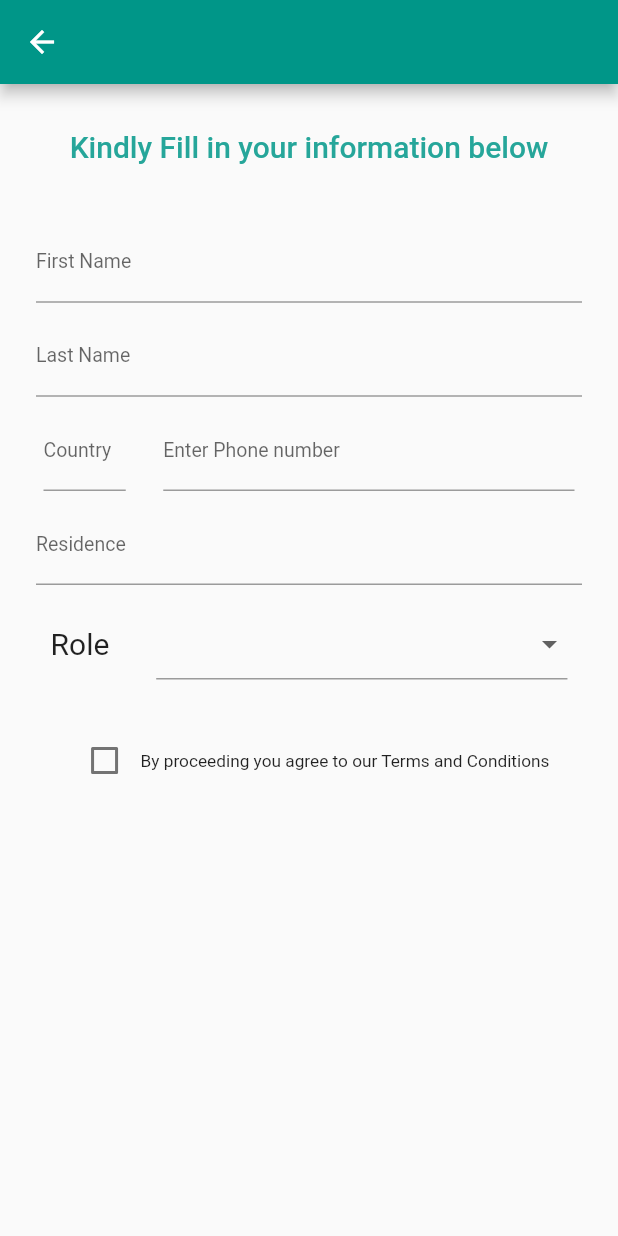
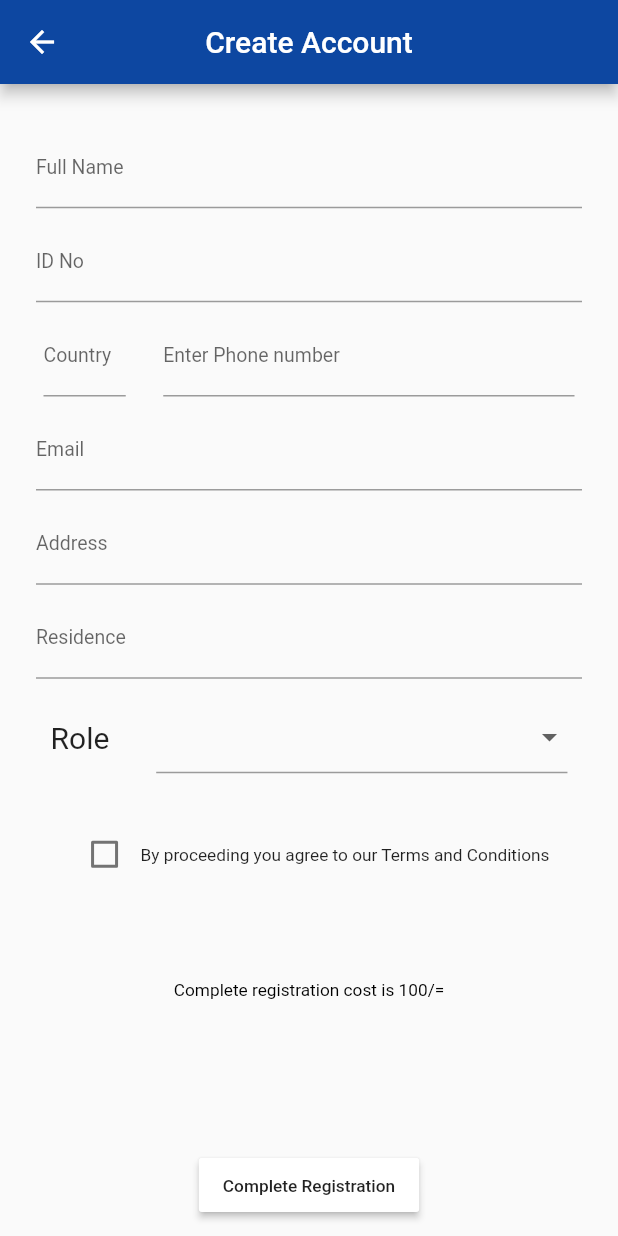
Before and after one commit to CreamyMilk/protoz, a Flutter app: the MyHomePage screen opened by its route, after a tap on "Register as member", on a phone screen of 412 x 824 dp. Run offline on Flutter 3.47's test engine with Material 2 defaults, Android fonts, the phone set to English and light mode, and no system bars; our stand-ins replace flutter_speed_dial; network calls fail.

Commit message:
👋add buy sell and colourfulList Login Hero

```diff
--- a/lib/main.dart
+++ b/lib/main.dart
@@ -19,7 +19,7 @@ class MyApp extends StatelessWidget {
               fontSizeFactor: 0.75,
               fontSizeDelta: 1.0,
             ),
-        primaryColor: Colors.teal,
+        primaryColor: Colors.blue[900],
         accentColor: Colors.black54,
       ),
       darkTheme: ThemeData(
@@ -27,7 +27,7 @@ class MyApp extends StatelessWidget {
               fontSizeFactor: 0.75,
               fontSizeDelta: 1.0,
             ),
-        primaryColor: Colors.black,
+        primaryColor: Colors.teal,
         accentColor: Colors.amber,
       ),
       onGenerateRoute: RouteGenerator.generateRoute,
--- a/lib/pages/register.dart
+++ b/lib/pages/register.dart
@@ -32,16 +32,19 @@ class _RegisterPageState extends State<RegisterPage> {
   @override
   Widget build(BuildContext context) {
     return Scaffold(
-      appBar: AppBar(),
+      appBar: AppBar(
+        centerTitle: true,
+        title: Text("Create Account"),
+      ),
       body: Column(
         children: [
           SizedBox(height: 30),
-          Text("Kindly Fill in your information below",
-              style: TextStyle(
-                  fontWeight: FontWeight.w500,
-                  fontSize: 20,
-                  color: Colors.teal[400])),
-          SizedBox(height: 40),
+          // Text("Kindly Fill in your information below",
+          //     style: TextStyle(
+          //         fontWeight: FontWeight.w500,
+          //         fontSize: 20,
+          //         color: Colors.teal[400])),
+          // SizedBox(height: 40),
           Container(
             padding: EdgeInsets.only(left: 24.0, right: 24.0),
             child: TextFormField(
@@ -53,7 +56,7 @@ class _RegisterPageState extends State<RegisterPage> {
                 }
               },
               decoration: const InputDecoration(
-                labelText: 'First Name',
+                labelText: 'Full Name',
                 focusedBorder: UnderlineInputBorder(
                     borderSide: BorderSide(color: Colors.teal)),
               ),
@@ -75,22 +78,19 @@ class _RegisterPageState extends State<RegisterPage> {
                 focusColor: Colors.teal,
                 focusedBorder: UnderlineInputBorder(
                     borderSide: BorderSide(color: Colors.teal)),
-                labelText: 'Last Name',
+                labelText: 'ID No',
               ),
               maxLines: 1,
             ),
           ),
                     SizedBox(height: 10),
+          buildContainer(),
+
+          SizedBox(height: 10),
+
                     Container(
             padding: EdgeInsets.only(left: 24.0, right: 24.0),
-            child: Row(
-                mainAxisAlignment: MainAxisAlignment.spaceAround,
-                children: [
-                  SizedBox(width: 5),
-                  Flexible(
-                    flex: 2,
             child: TextFormField(
-                      keyboardType: TextInputType.datetime,
               validator: (value) {
                 if (value.isEmpty) {
                   return "Required";
@@ -99,18 +99,18 @@ class _RegisterPageState extends State<RegisterPage> {
                 }
               },
               decoration: const InputDecoration(
-                        labelText: 'Country',
+                focusColor: Colors.teal,
                 focusedBorder: UnderlineInputBorder(
                     borderSide: BorderSide(color: Colors.teal)),
+                labelText: 'Email',
               ),
               maxLines: 1,
             ),
           ),
-                  SizedBox(width: 25),
-                  Flexible(
-                    flex: 10,
+          SizedBox(height: 10),
+                    Container(
+            padding: EdgeInsets.only(left: 24.0, right: 24.0),
             child: TextFormField(
-                      keyboardType: TextInputType.datetime,
               validator: (value) {
                 if (value.isEmpty) {
                   return "Required";
@@ -119,15 +119,13 @@ class _RegisterPageState extends State<RegisterPage> {
                 }
               },
               decoration: const InputDecoration(
-                        labelText: 'Enter Phone number',
+                focusColor: Colors.teal,
                 focusedBorder: UnderlineInputBorder(
                     borderSide: BorderSide(color: Colors.teal)),
+                labelText: 'Address',
               ),
               maxLines: 1,
             ),
-                  ),
-                  SizedBox(width: 5),
-                ]),
           ),
           SizedBox(height: 10),
           Container(
@@ -199,8 +197,14 @@ class _RegisterPageState extends State<RegisterPage> {
                 ],
               )),
           Spacer(),
-          MaterialButton(onPressed: () {
-            Navigator.of(context).pushNamed("/login");
+          Text("Complete registration cost is 100/=",style: TextStyle(color:Colors.black),),
+          SizedBox(height: 100,),
+          MaterialButton(
+
+            color: Colors.white,
+            child: Text("Complete Registration"),
+            onPressed: () {
+            Navigator.of(context).pushNamed("/buysell");
           }),
           SizedBox(
             height: 10,
@@ -209,4 +213,56 @@ class _RegisterPageState extends State<RegisterPage> {
       ),
     );
   }
+
+  Container buildContainer() {
+    return Container(
+          padding: EdgeInsets.only(left: 24.0, right: 24.0),
+          child: Row(
+              mainAxisAlignment: MainAxisAlignment.spaceAround,
+              children: [
+                SizedBox(width: 5),
+                Flexible(
+                  flex: 2,
+                  child: TextFormField(
+
+                    keyboardType: TextInputType.datetime,
+                    validator: (value) {
+                      if (value.isEmpty) {
+                        return "Required";
+                      } else {
+                        return null;
                       }
+                    },
+                    decoration: const InputDecoration(
+                      labelText: 'Country',
+                      focusedBorder: UnderlineInputBorder(
+                          borderSide: BorderSide(color: Colors.teal)),
+                    ),
+                    maxLines: 1,
+                  ),
+                ),
+                SizedBox(width: 25),
+                Flexible(
+                  flex: 10,
+                  child: TextFormField(
+                    keyboardType: TextInputType.datetime,
+                    validator: (value) {
+                      if (value.isEmpty) {
+                        return "Required";
+                      } else {
+                        return null;
+                      }
+                    },
+                    decoration: const InputDecoration(
+                      labelText: 'Enter Phone number',
+                      focusedBorder: UnderlineInputBorder(
+                          borderSide: BorderSide(color: Colors.teal)),
+                    ),
+                    maxLines: 1,
+                  ),
+                ),
+                SizedBox(width: 5),
+              ]),
+        );
+  }
+}
--- a/lib/routes_page.dart
+++ b/lib/routes_page.dart
@@ -1,7 +1,9 @@
 import 'package:flutter/material.dart';
 import 'package:flutter/services.dart';
+import 'package:proto/pages/buySellPage.dart';
 import 'package:proto/pages/categoriesList.dart';
 import 'package:proto/pages/categoryExpansion.dart';
+import 'package:proto/pages/logopage.dart';
 import 'package:proto/pages/register.dart';
 import 'package:proto/pages/seeds.dart';
 import 'package:proto/pages/walletsliver.dart';
@@ -13,7 +15,9 @@ class RouteGenerator {
     //final args = settings.arguments;
 
     switch (settings.name) {
-      case '/':
+        case '/':
+        return MaterialPageRoute(builder: (ctx) => LogoPage());
+      case '/login':
         return MaterialPageRoute(
             builder: (ctx) => AnnotatedRegion<SystemUiOverlayStyle>(
                 value: SystemUiOverlayStyle(
@@ -22,12 +26,16 @@ class RouteGenerator {
                     systemNavigationBarColor: Colors.white),
                 child: MyHomePage(title: "I")));
 
+      case '/buysell':
+        return MaterialPageRoute(builder: (ctx) => BuySellPage());
       case '/register':
         return MaterialPageRoute(builder: (ctx) => RegisterPage());
-      case '/login':
+      case '/home':
         return MaterialPageRoute(builder: (ctx) => WalletsPageBase());
       case '/categories':
         return MaterialPageRoute(builder: (ctx) => ListTilezz());
+         case '/buyer':
+        return MaterialPageRoute(builder: (ctx) => WalletsPageBase());
       case '/ferter':
         return MaterialPageRoute(builder: (ctx) => CategoryExpansion());
       case '/seds':
--- a/lib/sdsd.dart
+++ b/lib/sdsd.dart
@@ -13,7 +13,13 @@ class _MyHomePageState extends State<MyHomePage> {
   @override
   Widget build(BuildContext context) {
     return Scaffold(
-      body: Center(
+      body: Stack(
+        children: [
+          Padding(
+            padding: const EdgeInsets.all(8.0),
+            child: Hero(tag:"logo",child: Icon(Icons.filter_drama,size: 100,)),
+          ),
+          Center(
             child: Column(
               mainAxisAlignment: MainAxisAlignment.center,
               children: <Widget>[
@@ -66,6 +72,8 @@ class _MyHomePageState extends State<MyHomePage> {
               ],
             ),
           ),
+        ],
+      ),
     );
   }
 }
--- a/pubspec.yaml
+++ b/pubspec.yaml
@@ -23,6 +23,7 @@ environment:
 dependencies:
   flutter:
     sdk: flutter
+  flutter_speed_dial:
 
 
   # The following adds the Cupertino Icons font to your application.
```
Also changed, not shown: lib/pages/buySellPage.dart (added, +82 -0 lines), lib/pages/categoriesList.dart (+9 -9 lines), lib/pages/logopage.dart (added, +18 -0 lines), lib/pages/walletsliver.dart (+8 -16 lines), lib/widgets/awesomeFab.dart (added, +56 -0 lines), pubspec.lock, 1 other file. Lines whose indentation alone changed are shown as unchanged.
